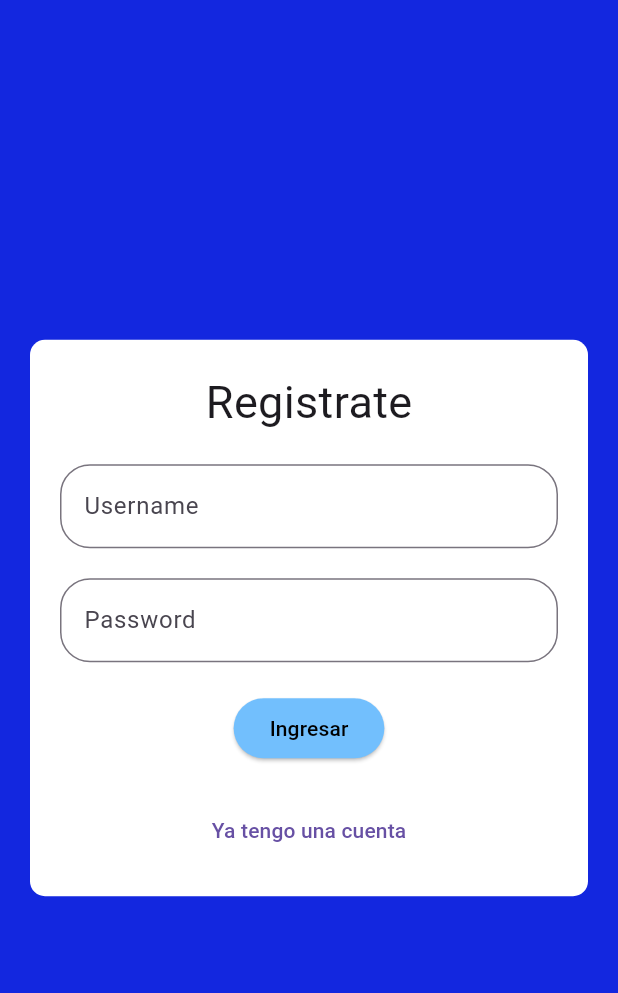
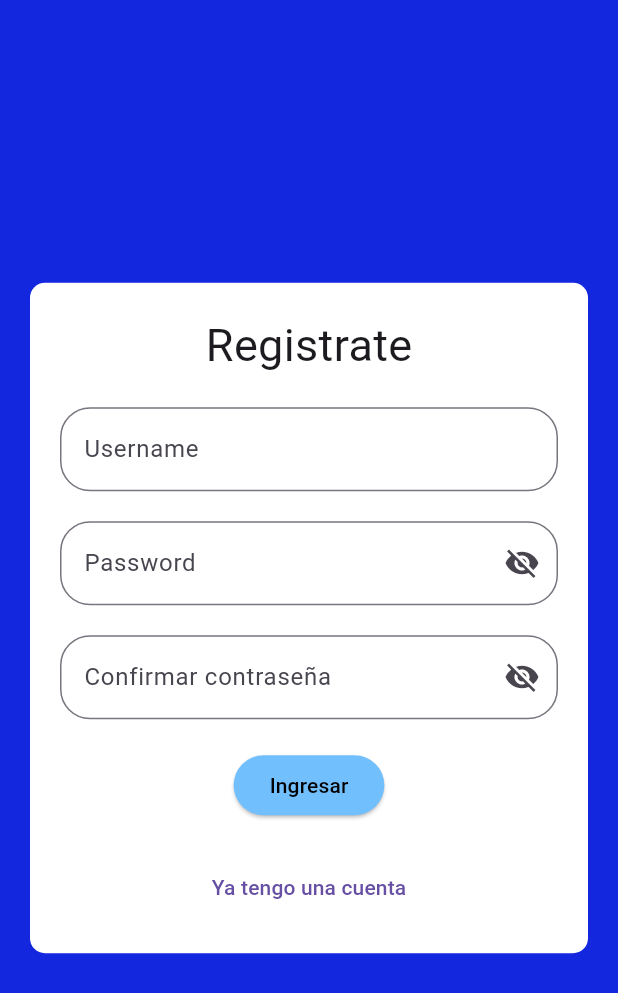
Before and after one commit to ERICKGALVAN/quizz_app, a Flutter app: the screen it shows after launch, after a tap on "No tengo una cuenta", on a phone screen of 412 x 824 dp. Shown: the top 993 px of the screen. Run offline on Flutter 3.47's test engine with Material 3 defaults, Android fonts, the phone set to English and light mode, and no system bars.

Commit message:
password textfields

```diff
--- a/lib/auth/presentation/screens/login_screen.dart
+++ b/lib/auth/presentation/screens/login_screen.dart
@@ -1,9 +1,19 @@
 import 'package:flutter/material.dart';
 import 'package:quizz_app/auth/presentation/screens/register_screen.dart';
+import 'package:quizz_app/auth/presentation/widgets/password_textfield.dart';
 import 'package:quizz_app/config/routes/routes.dart';
 
-class LoginScreen extends StatelessWidget {
+class LoginScreen extends StatefulWidget {
   const LoginScreen({Key? key}) : super(key: key);
+
+  @override
+  State<LoginScreen> createState() => _LoginScreenState();
+}
+
+class _LoginScreenState extends State<LoginScreen> {
+  bool _isPasswordVisible = false;
+  final TextEditingController _passwordController = TextEditingController();
+  final TextEditingController _usernameController = TextEditingController();
 
   @override
   Widget build(BuildContext context) {
@@ -38,8 +48,9 @@ class LoginScreen extends StatelessWidget {
                     const SizedBox(
                       height: 20,
                     ),
-                    const TextField(
-                      decoration: InputDecoration(
+                    TextField(
+                      controller: _usernameController,
+                      decoration: const InputDecoration(
                         hintText: 'Username',
                         border: OutlineInputBorder(
                           borderRadius: BorderRadius.all(
@@ -53,17 +64,13 @@ class LoginScreen extends StatelessWidget {
                     const SizedBox(
                       height: 20,
                     ),
-                    const TextField(
-                      decoration: InputDecoration(
-                        hintText: 'Password',
-                        border: OutlineInputBorder(
-                          borderRadius: BorderRadius.all(
-                            Radius.circular(
-                              20,
-                            ),
-                          ),
-                        ),
-                      ),
+                    PasswordTextfield(
+                      controller: _passwordController,
+                      isPasswordVisible: _isPasswordVisible,
+                      onPressed: () {
+                        _isPasswordVisible = !_isPasswordVisible;
+                        setState(() {});
+                      },
                     ),
                     const SizedBox(
                       height: 20,
--- a/lib/auth/presentation/screens/register_screen.dart
+++ b/lib/auth/presentation/screens/register_screen.dart
@@ -1,10 +1,22 @@
 import 'package:flutter/material.dart';
 import 'package:quizz_app/auth/presentation/screens/login_screen.dart';
+import 'package:quizz_app/auth/presentation/widgets/password_textfield.dart';
 import 'package:quizz_app/config/routes/routes.dart';
 
-class RegisterScreen extends StatelessWidget {
+class RegisterScreen extends StatefulWidget {
   const RegisterScreen({Key? key}) : super(key: key);
 
+  @override
+  State<RegisterScreen> createState() => _RegisterScreenState();
+}
+
+class _RegisterScreenState extends State<RegisterScreen> {
+  bool _isPasswordVisible = false;
+  bool _isConfirmPasswordVisible = false;
+  final TextEditingController _usernameController = TextEditingController();
+  final TextEditingController _passwordController = TextEditingController();
+  final TextEditingController _confirmPasswordController =
+      TextEditingController();
   @override
   Widget build(BuildContext context) {
     return Scaffold(
@@ -27,6 +39,7 @@ class RegisterScreen extends StatelessWidget {
                     ),
                   ),
                 ),
+                child: Form(
                   child: Column(
                     children: [
                       const Text(
@@ -38,8 +51,9 @@ class RegisterScreen extends StatelessWidget {
                       const SizedBox(
                         height: 20,
                       ),
-                    const TextField(
-                      decoration: InputDecoration(
+                      TextField(
+                        controller: _usernameController,
+                        decoration: const InputDecoration(
                           hintText: 'Username',
                           border: OutlineInputBorder(
                             borderRadius: BorderRadius.all(
@@ -53,17 +67,30 @@ class RegisterScreen extends StatelessWidget {
                       const SizedBox(
                         height: 20,
                       ),
-                    const TextField(
-                      decoration: InputDecoration(
-                        hintText: 'Password',
-                        border: OutlineInputBorder(
-                          borderRadius: BorderRadius.all(
-                            Radius.circular(
-                              20,
+                      PasswordTextfield(
+                        controller: _passwordController,
+                        isPasswordVisible: _isPasswordVisible,
+                        onPressed: () {
+                          setState(() {
+                            _isPasswordVisible = !_isPasswordVisible;
+                          });
+                        },
                       ),
+                      const SizedBox(
+                        height: 20,
                       ),
-                        ),
-                      ),
+                      PasswordTextfield(
+                        controller: _confirmPasswordController,
+                        isPasswordVisible: _isConfirmPasswordVisible,
+                        hintText: 'Confirmar contraseña',
+                        onPressed: () {
+                          setState(
+                            () {
+                              _isConfirmPasswordVisible =
+                                  !_isConfirmPasswordVisible;
+                            },
+                          );
+                        },
                       ),
                       const SizedBox(
                         height: 20,
@@ -74,7 +101,9 @@ class RegisterScreen extends StatelessWidget {
                               const Color.fromARGB(255, 114, 191, 253),
                           foregroundColor: Colors.black,
                         ),
-                      onPressed: () {},
+                        onPressed: () {
+                          print(_usernameController.text);
+                        },
                         child: const Text(
                           'Ingresar',
                         ),
@@ -97,6 +126,7 @@ class RegisterScreen extends StatelessWidget {
                   ),
                 ),
               ),
+            ),
           ],
         ),
       ),
--- /dev/null
+++ b/lib/auth/presentation/widgets/password_textfield.dart
@@ -0,0 +1,40 @@
+import 'package:flutter/material.dart';
+
+class PasswordTextfield extends StatelessWidget {
+  const PasswordTextfield({
+    Key? key,
+    required this.isPasswordVisible,
+    required this.onPressed,
+    this.hintText,
+    required this.controller,
+  }) : super(key: key);
+  final bool isPasswordVisible;
+  final void Function() onPressed;
+  final String? hintText;
+  final TextEditingController controller;
+
+  @override
+  Widget build(BuildContext context) {
+    return TextField(
+      controller: controller,
+      keyboardType: TextInputType.visiblePassword,
+      obscureText: isPasswordVisible,
+      decoration: InputDecoration(
+        hintText: hintText ?? 'Password',
+        border: const OutlineInputBorder(
+          borderRadius: BorderRadius.all(
+            Radius.circular(
+              20,
+            ),
+          ),
+        ),
+        suffixIcon: IconButton(
+          onPressed: onPressed,
+          icon: Icon(
+            isPasswordVisible ? Icons.visibility : Icons.visibility_off,
+          ),
+        ),
+      ),
+    );
+  }
+}
```
Lines whose indentation alone changed are shown as unchanged.
